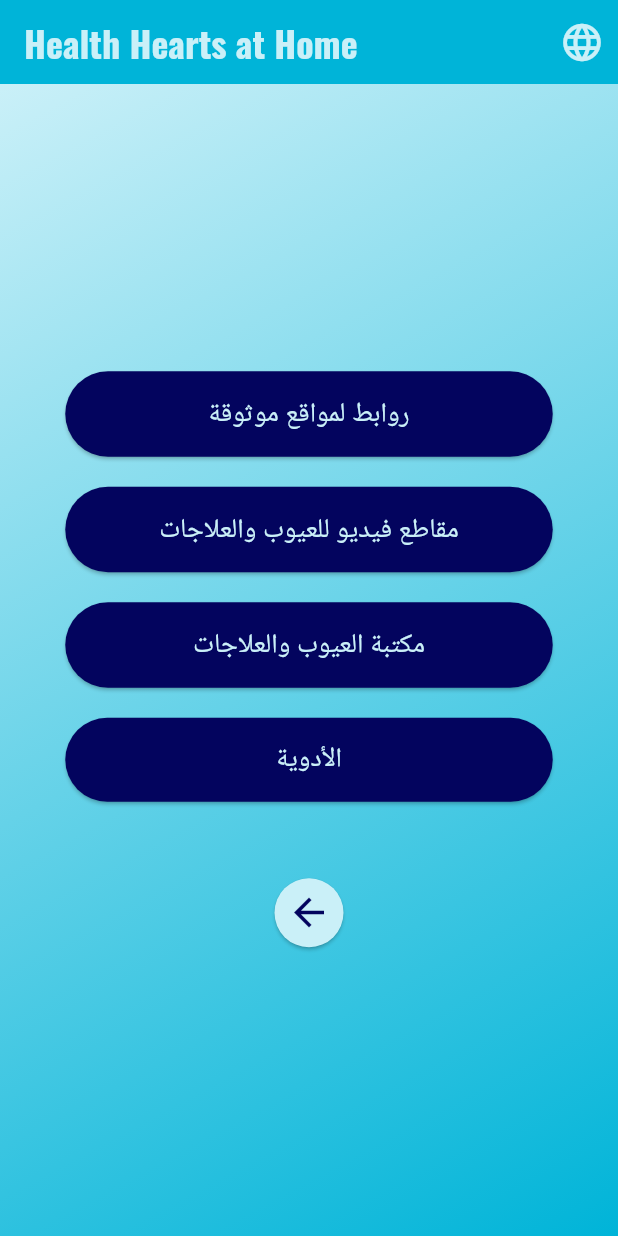
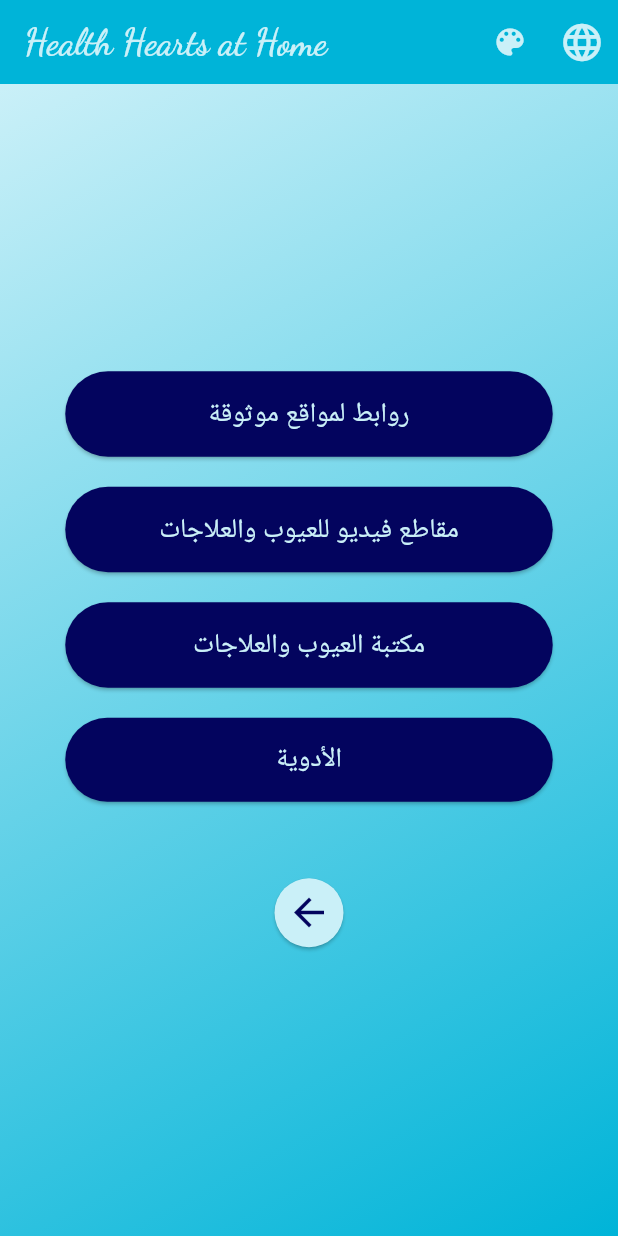
Before and after one commit to aymanabdeenn/health_hearts_at_home, a Flutter app: the screen it shows after launch, after a tap on the "language" icon, after a tap on "حول عيوب القلب الخلقية والعلاج", on a phone screen of 412 x 824 dp. Run offline on Flutter 3.47's test engine with Material 3 defaults, Android fonts, the phone set to English and light mode, and no system bars; our stand-ins replace google_fonts.

Commit message:
Added the button to change the color themes

```diff
--- a/frontend/hhah/lib/colors/app_colors.dart
+++ b/frontend/hhah/lib/colors/app_colors.dart
@@ -1,7 +1,8 @@
 import 'package:flutter/material.dart';
 
 class AppColors {
-  static const Color primaryBGColor = Color.fromARGB(255, 202, 240, 248);
-  static const Color secondaryBGColor = Color.fromARGB(255, 0, 180, 216);
-  static const tertiaryBGColor = Color.fromARGB(255, 3, 4, 94);
+  static Color primaryBGColor = Color.fromARGB(255, 202, 240, 248);
+  static Color secondaryBGColor = Color.fromARGB(255, 0, 180, 216);
+  static Color tertiaryBGColor = Color.fromARGB(255, 3, 4, 94);
+  static Color textColor = const Color.fromARGB(255, 202, 240, 248);
 }
--- a/frontend/hhah/lib/widgets/main_menu_widgets/main_menu_button.dart
+++ b/frontend/hhah/lib/widgets/main_menu_widgets/main_menu_button.dart
@@ -19,7 +19,7 @@ class MainMenuButton extends StatelessWidget {
       style: ElevatedButton.styleFrom(
         minimumSize: Size(325, 50),
         backgroundColor: AppColors.tertiaryBGColor,
-        foregroundColor: AppColors.primaryBGColor,
+        foregroundColor: AppColors.textColor,
         iconSize: 24,
         alignment: Alignment.centerLeft,
         textStyle: TextStyle(fontSize: 16),
@@ -28,10 +28,7 @@ class MainMenuButton extends StatelessWidget {
       icon: Padding(padding: EdgeInsets.only(right: 10), child: icon),
       label: Text(
         label,
-        style: GoogleFonts.oswald(
-          color: AppColors.primaryBGColor,
-          fontSize: 18,
-        ),
+        style: GoogleFonts.oswald(color: AppColors.textColor, fontSize: 18),
       ),
     );
   }
--- a/frontend/hhah/lib/widgets/shared/list_button.dart
+++ b/frontend/hhah/lib/widgets/shared/list_button.dart
@@ -19,10 +19,7 @@ class ListButton extends StatelessWidget {
       ),
       child: Text(
         text,
-        style: GoogleFonts.oswald(
-          color: AppColors.primaryBGColor,
-          fontSize: 18,
-        ),
+        style: GoogleFonts.oswald(color: AppColors.textColor, fontSize: 18),
       ),
     );
   }
```
Also changed, not shown: frontend/hhah/lib/hhah.dart (+36 -2 lines).
